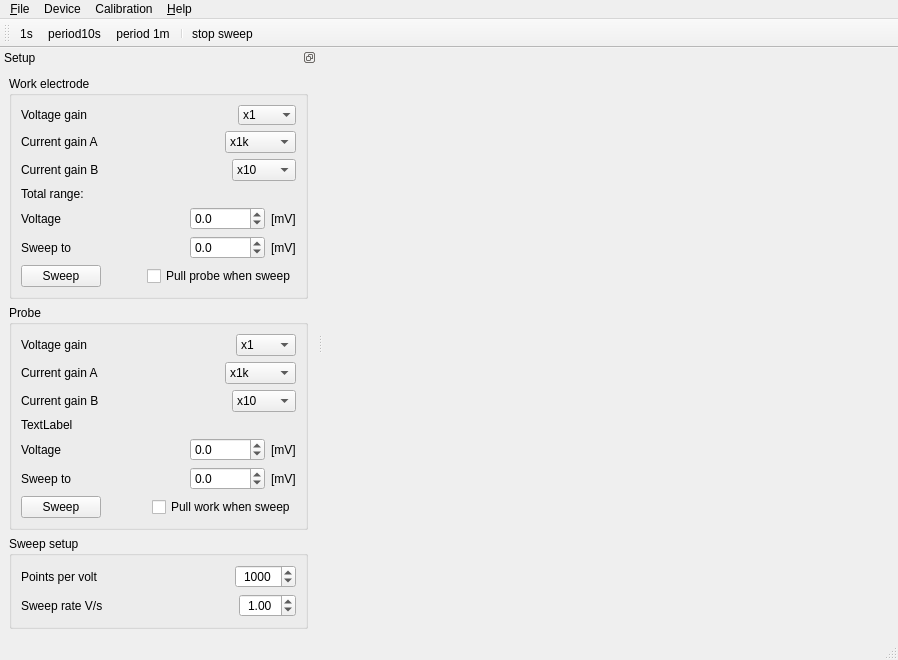
First picture: the form in software/digitizer/src/main_wnd.ui, repository z80/digitizer, before the edit.
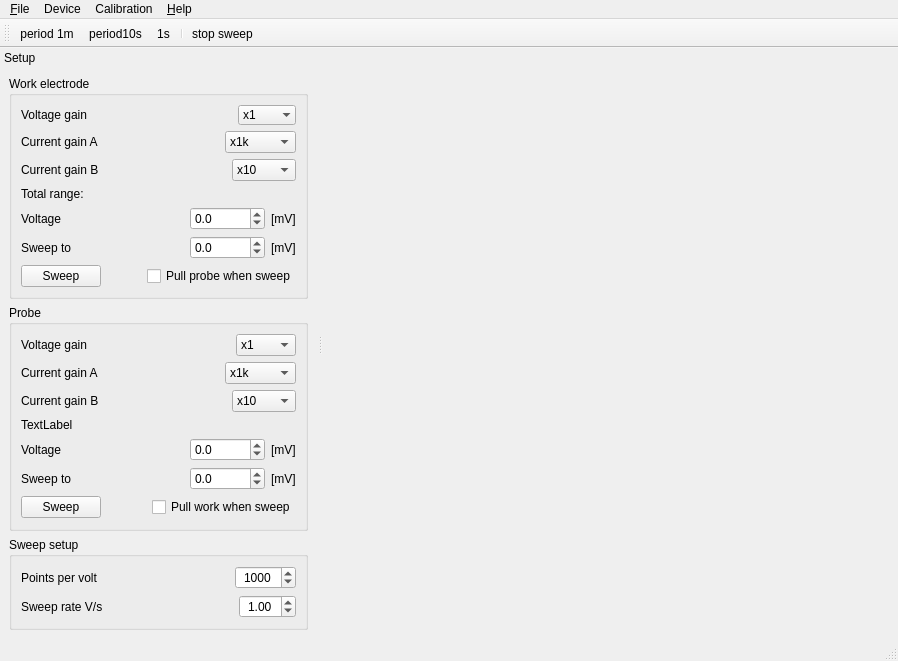
Second picture: the form after the edit. Icons and pictures are not drawn.

```diff
--- a/software/digitizer/src/main_wnd.ui
+++ b/software/digitizer/src/main_wnd.ui
@@ -7,7 +7,7 @@
     <x>0</x>
     <y>0</y>
     <width>898</width>
-    <height>643</height>
+    <height>661</height>
    </rect>
   </property>
   <property name="windowTitle">
@@ -66,7 +66,7 @@
   </widget>
   <widget class="QDockWidget" name="dockWidget_2">
    <property name="features">
-    <set>QDockWidget::DockWidgetFloatable|QDockWidget::DockWidgetMovable</set>
+    <set>QDockWidget::DockWidgetMovable</set>
    </property>
    <property name="allowedAreas">
     <set>Qt::LeftDockWidgetArea|Qt::RightDockWidgetArea</set>
@@ -790,9 +790,9 @@
    <attribute name="toolBarBreak">
     <bool>false</bool>
    </attribute>
-   <addaction name="actionPeriod1s"/>
-   <addaction name="actionPeriod10s"/>
    <addaction name="actionPeriod1m"/>
+   <addaction name="actionPeriod10s"/>
+   <addaction name="actionPeriod1s"/>
    <addaction name="separator"/>
    <addaction name="actionStop_sweep"/>
   </widget>
```
Left out of the diff: 21 changed lines with no effect on the pictures.
